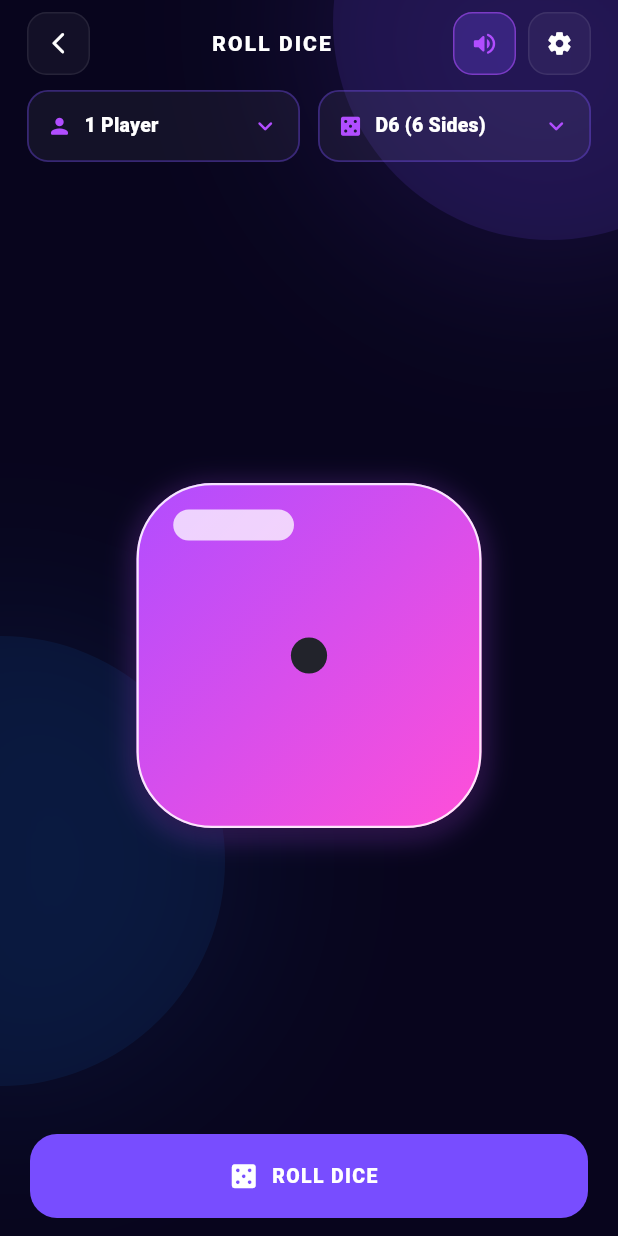
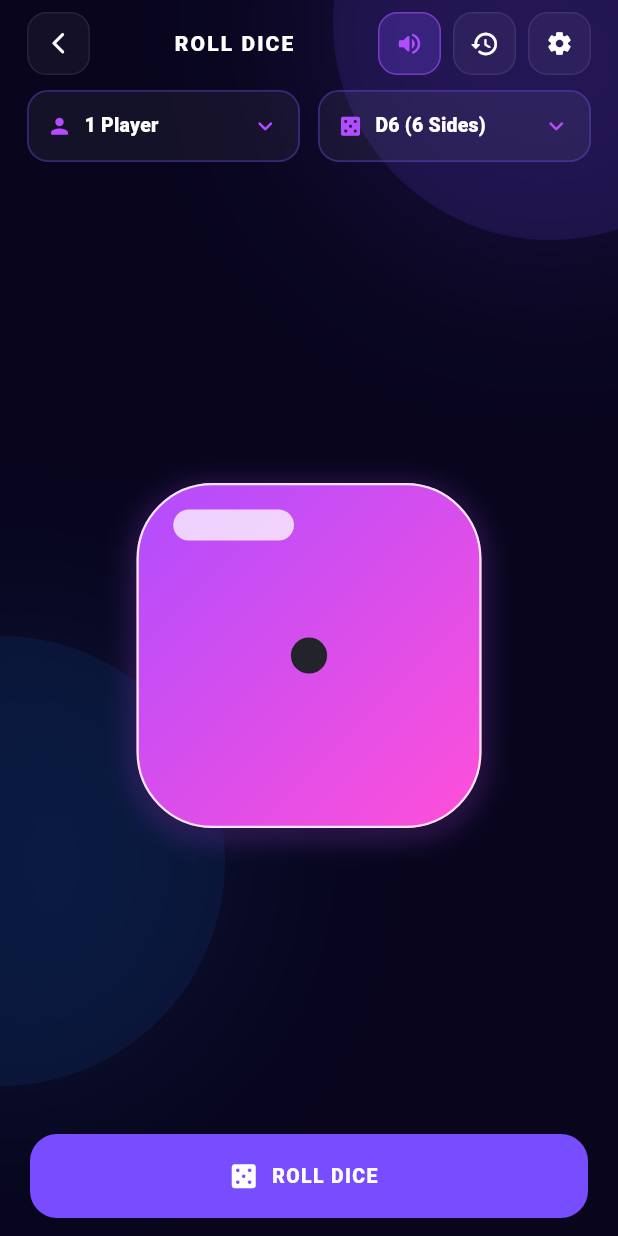
Before and after one commit to quratulainnadeem40/dice_app, a Flutter app: the RollDiceScreen screen opened by its route, on a phone screen of 412 x 824 dp. Run offline on Flutter 3.47's test engine with Material 3 defaults, Android fonts, the phone set to English and light mode, and no system bars; our stand-ins replace flutter_tts, get, get_storage, just_audio, vibration; accounts and stored records are empty.

```diff
--- a/lib/feature/Roll_dice/view/roll_disc_screen.dart
+++ b/lib/feature/Roll_dice/view/roll_disc_screen.dart
@@ -222,6 +222,39 @@ class RollDiceScreen extends StatelessWidget {
               ),
             );
           }),
+
+          const SizedBox(width: 8),
+
+          // ======================================================
+          // HISTORY BUTTON
+          // ======================================================
+
+          GestureDetector(
+            onTap: () {
+              controller.stopVoice();
+              Get.toNamed('/history');
+            },
+            child: Container(
+              width: 42,
+              height: 42,
+              decoration: BoxDecoration(
+                color: Colors.white.withValues(
+                  alpha: 0.045,
+                ),
+                borderRadius: BorderRadius.circular(13),
+                border: Border.all(
+                  color: Colors.white.withValues(
+                    alpha: 0.08,
+                  ),
+                ),
+              ),
+              child: const Icon(
+                Icons.history_rounded,
+                color: Colors.white,
+                size: 20,
+              ),
+            ),
+          ),
 
           const SizedBox(width: 8),
 
```
